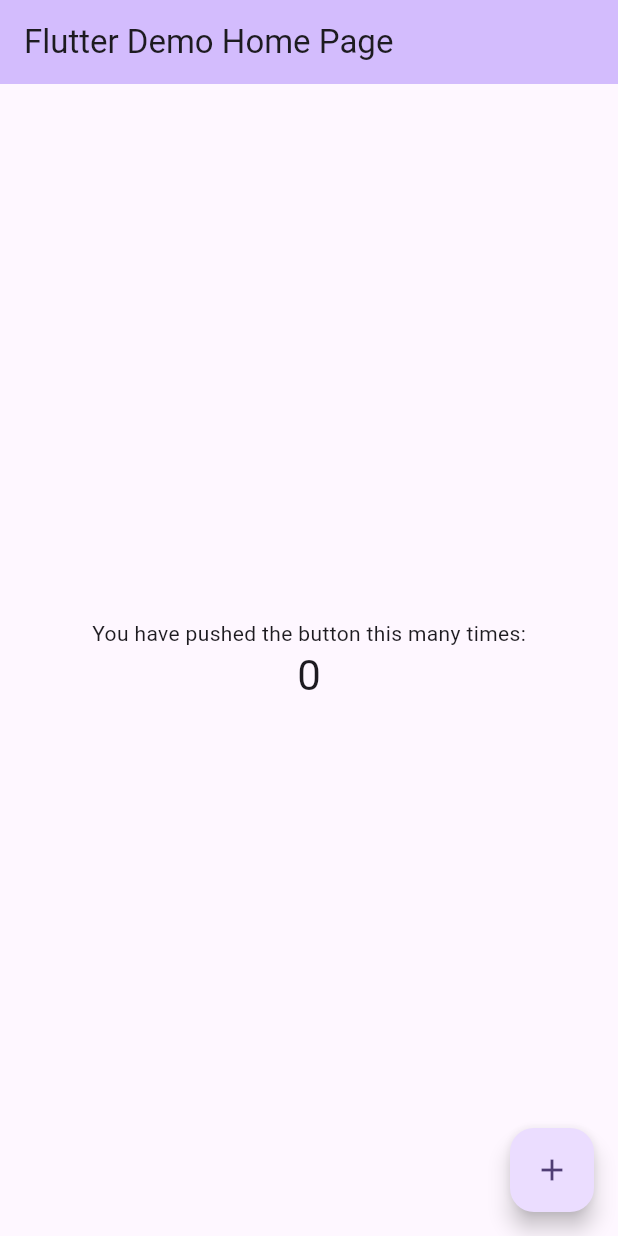
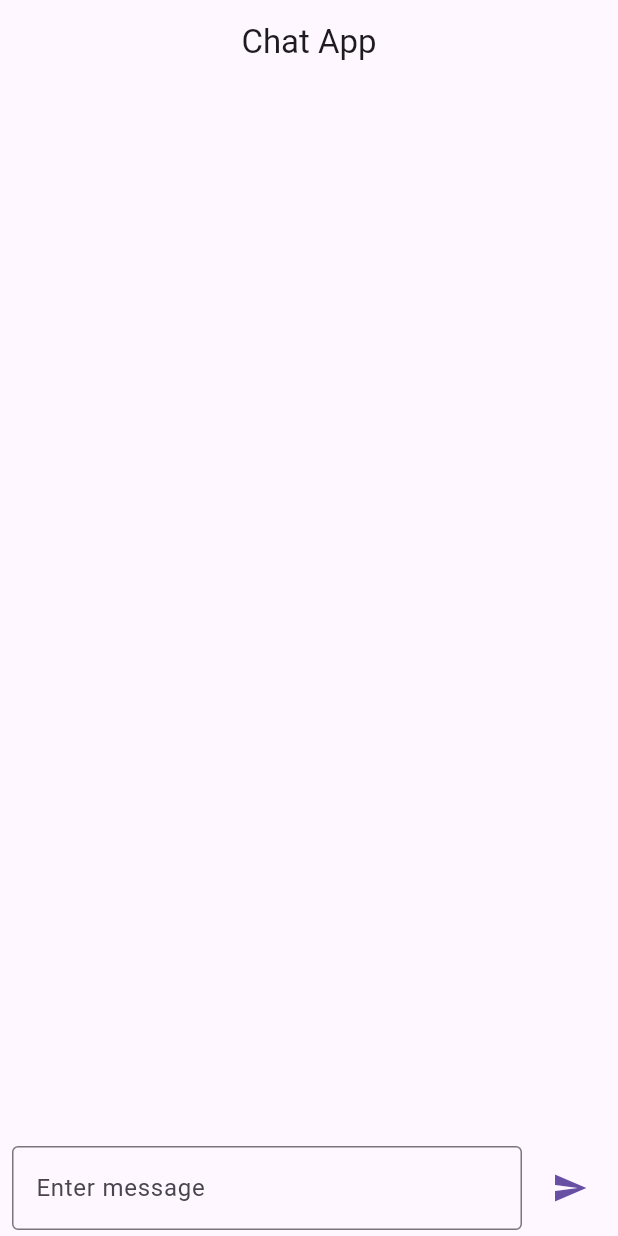
Before and after one commit to could-ai/0198a7cf-15c4-7558-984a-c01206665122, a Flutter app: the screen it shows after launch, on a phone screen of 412 x 824 dp. Run offline on Flutter 3.47's test engine with Material 3 defaults, Android fonts, the phone set to English and light mode, and no system bars.

Commit message:
Created a new model file for chat messages at lib/models/chat_message.dart. This file defines the ChatMessage class with content (the text of the message), isSentByMe (bool indicating if the current user sent the message), and timestamp (DateTime for when the message was sent). This model will be used throughout the chat application to represent each message.; Created a new screen file at lib/screens/chat_screen.dart that implements the main chat interface. This file defines ChatScreen as a StatefulWidget. It maintains an in-memory list of ChatMessage objects, handles sending messages by adding to the list and clearing the input. The UI uses a ListView.builder in reverse order to show newest messages at the bottom, and a Row with TextField and send IconButton固定在底部. Messages are styled differently based on sender (blue bubbles for sent messages and grey for received). No backend or database integration is included at this stage, following the requirement to keep it local.; Replaced the default main.dart with a new entry point for the chat application. It imports the ChatScreen, sets up ChatApp as the root Widget, configures a basic MaterialApp with a title and blue theme, and assigns ChatScreen as the home screen. Removed demo counter functionality entirely to focus on the chat features.

```diff
--- a/usr/lib/main.dart
+++ b/usr/lib/main.dart
@@ -1,120 +1,22 @@
 import 'package:flutter/material.dart';
+import 'screens/chat_screen.dart';
 
 void main() {
-  runApp(const MyApp());
+  runApp(const ChatApp());
 }
 
-class MyApp extends StatelessWidget {
-  const MyApp({super.key});
+class ChatApp extends StatelessWidget {
+  const ChatApp({Key? key}) : super(key: key);
 
-  // This widget is the root of your application.
   @override
   Widget build(BuildContext context) {
     return MaterialApp(
-      title: 'Flutter Demo',
+      title: 'Flutter Chat App',
       debugShowCheckedModeBanner: false,
       theme: ThemeData(
-        // This is the theme of your application.
-        //
-        // TRY THIS: Try running your application with "flutter run". You'll see
-        // the application has a purple toolbar. Then, without quitting the app,
-        // try changing the seedColor in the colorScheme below to Colors.green
-        // and then invoke "hot reload" (save your changes or press the "hot
-        // reload" button in a Flutter-supported IDE, or press "r" if you used
-        // the command line to start the app).
-        //
-        // Notice that the counter didn't reset back to zero; the application
-        // state is not lost during the reload. To reset the state, use hot
-        // restart instead.
-        //
-        // This works for code too, not just values: Most code changes can be
-        // tested with just a hot reload.
-        colorScheme: ColorScheme.fromSeed(seedColor: Colors.deepPurple),
+        primarySwatch: Colors.blue,
       ),
-      home: const MyHomePage(title: 'Flutter Demo Home Page'),
+      home: const ChatScreen(),
     );
   }
 }
-
-class MyHomePage extends StatefulWidget {
-  const MyHomePage({super.key, required this.title});
-
-  // This widget is the home page of your application. It is stateful, meaning
-  // that it has a State object (defined below) that contains fields that affect
-  // how it looks.
-
-  // This class is the configuration for the state. It holds the values (in this
-  // case the title) provided by the parent (in this case the App widget) and
-  // used by the build method of the State. Fields in a Widget subclass are
-  // always marked "final".
-
-  final String title;
-
-  @override
-  State<MyHomePage> createState() => _MyHomePageState();
-}
-
-class _MyHomePageState extends State<MyHomePage> {
-  int _counter = 0;
-
-  void _incrementCounter() {
-    setState(() {
-      // This call to setState tells the Flutter framework that something has
-      // changed in this State, which causes it to rerun the build method below
-      // so that the display can reflect the updated values. If we changed
-      // _counter without calling setState(), then the build method would not be
-      // called again, and so nothing would appear to happen.
-      _counter++;
-    });
-  }
-
-  @override
-  Widget build(BuildContext context) {
-    // This method is rerun every time setState is called, for instance as done
-    // by the _incrementCounter method above.
-    //
-    // The Flutter framework has been optimized to make rerunning build methods
-    // fast, so that you can just rebuild anything that needs updating rather
-    // than having to individually change instances of widgets.
-    return Scaffold(
-      appBar: AppBar(
-        // TRY THIS: Try changing the color here to a specific color (to
-        // Colors.amber, perhaps?) and trigger a hot reload to see the AppBar
-        // change color while the other colors stay the same.
-        backgroundColor: Theme.of(context).colorScheme.inversePrimary,
-        // Here we take the value from the MyHomePage object that was created by
-        // the App.build method, and use it to set our appbar title.
-        title: Text(widget.title),
-      ),
-      body: Center(
-        // Center is a layout widget. It takes a single child and positions it
-        // in the middle of the parent.
-        child: Column(
-          // Column is also a layout widget. It takes a list of children and
-          // arranges them vertically. By default, it sizes itself to fit its
-          // children horizontally, and tries to be as tall as its parent.
-          //
-          // Column has various properties to control how it sizes itself and
-          // how it positions its children. Here we use mainAxisAlignment to
-          // center the children vertically; the main axis here is the vertical
-          // axis because Columns are vertical (the cross axis would be
-          // horizontal).
-          //
-          // TRY THIS: Invoke "debug painting" (choose the "Toggle Debug Paint"
-          // action in the IDE, or press "p" in the console), to see the
-          // wireframe for each widget.
-          mainAxisAlignment: MainAxisAlignment.center,
-          children: <Widget>[
-            const Text('You have pushed the button this many times:'),
-            Text('$_counter', style: Theme.of(context).textTheme.headlineMedium),
-          ],
-        ),
-      ),
-      floatingActionButton: FloatingActionButton(
-        onPressed: _incrementCounter,
-        tooltip: 'Increment',
-        child: const Icon(Icons.add),
-      ), // This trailing comma makes auto-formatting nicer for build methods.
-    );
-  }
-}
--- /dev/null
+++ b/usr/lib/models/chat_message.dart
@@ -0,0 +1,11 @@
+class ChatMessage {
+  final String content;
+  final bool isSentByMe;
+  final DateTime timestamp;
+
+  ChatMessage({
+    required this.content,
+    required this.isSentByMe,
+    required this.timestamp,
+  });
+}
--- /dev/null
+++ b/usr/lib/screens/chat_screen.dart
@@ -0,0 +1,98 @@
+import 'package:flutter/material.dart';
+import '../models/chat_message.dart';
+
+class ChatScreen extends StatefulWidget {
+  const ChatScreen({Key? key}) : super(key: key);
+
+  @override
+  _ChatScreenState createState() => _ChatScreenState();
+}
+
+class _ChatScreenState extends State<ChatScreen> {
+  final List<ChatMessage> _messages = [];
+  final TextEditingController _controller = TextEditingController();
+
+  void _handleSend() {
+    final text = _controller.text.trim();
+    if (text.isEmpty) return;
+    final message = ChatMessage(
+      content: text,
+      isSentByMe: true,
+      timestamp: DateTime.now(),
+    );
+    setState(() {
+      _messages.insert(0, message);
+    });
+    _controller.clear();
+  }
+
+  @override
+  Widget build(BuildContext context) {
+    return Scaffold(
+      appBar: AppBar(
+        title: const Text('Chat App'),
+        centerTitle: true,
+      ),
+      body: Column(
+        children: [
+          Expanded(
+            child: ListView.builder(
+              reverse: true,
+              padding: const EdgeInsets.all(8.0),
+              itemCount: _messages.length,
+              itemBuilder: (context, index) {
+                final message = _messages[index];
+                return Align(
+                  alignment: message.isSentByMe
+                      ? Alignment.centerRight
+                      : Alignment.centerLeft,
+                  child: Container(
+                    margin: const EdgeInsets.symmetric(vertical: 4.0),
+                    padding: const EdgeInsets.all(12.0),
+                    decoration: BoxDecoration(
+                      color: message.isSentByMe
+                          ? Colors.blueAccent
+                          : Colors.grey[300],
+                      borderRadius: BorderRadius.circular(12.0),
+                    ),
+                    child: Text(
+                      message.content,
+                      style: TextStyle(
+                        color: message.isSentByMe ? Colors.white : Colors.black87,
+                      ),
+                    ),
+                  ),
+                );
+              },
+            ),
+          ),
+          SafeArea(
+            child: Padding(
+              padding: const EdgeInsets.symmetric(horizontal: 8.0, vertical: 4.0),
+              child: Row(
+                children: [
+                  Expanded(
+                    child: TextField(
+                      controller: _controller,
+                      decoration: const InputDecoration(
+                        hintText: 'Enter message',
+                        border: OutlineInputBorder(),
+                      ),
+                      onSubmitted: (_) => _handleSend(),
+                    ),
+                  ),
+                  const SizedBox(width: 8.0),
+                  IconButton(
+                    icon: const Icon(Icons.send),
+                    color: Theme.of(context).primaryColor,
+                    onPressed: _handleSend,
+                  ),
+                ],
+              ),
+            ),
+          ),
+        ],
+      ),
+    );
+  }
+}
```
